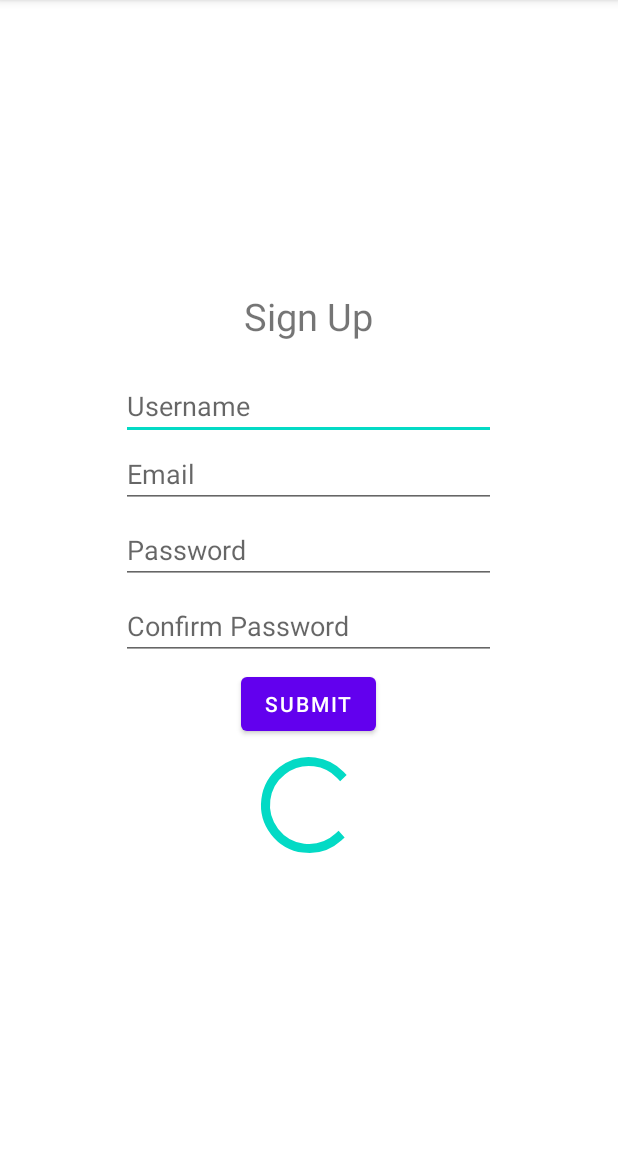
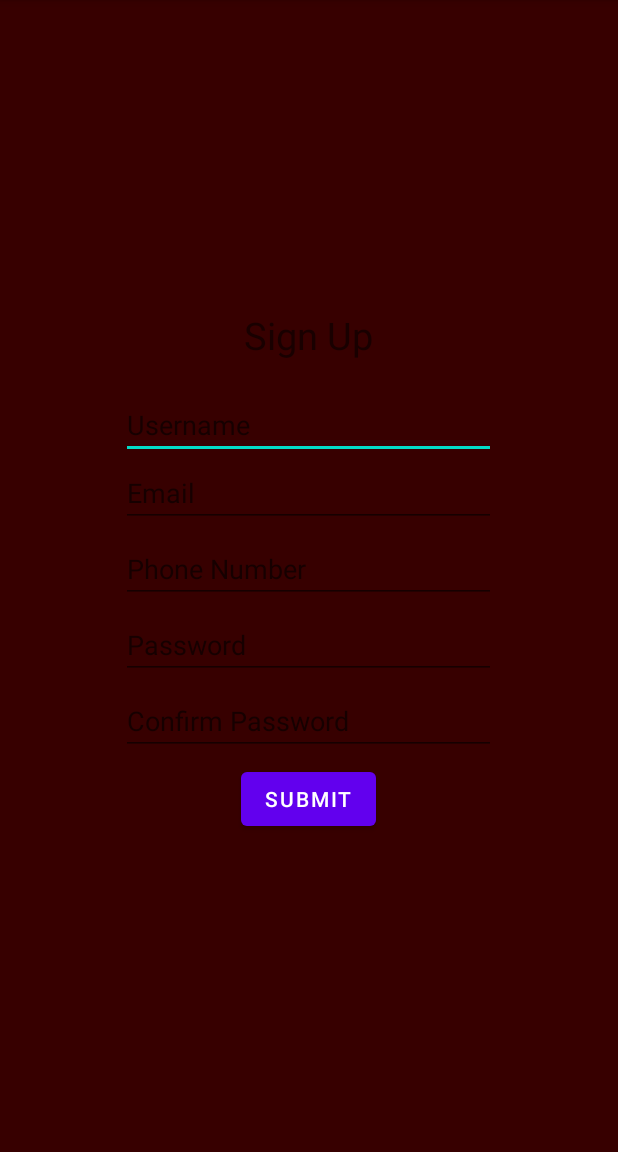
Before and after one commit to galibmahmudjim/Amenite, an Android app: the SignupActivity screen opened directly, with no data from a screen before it, on a phone screen of 412 x 824 dp, the part 84-1236 px from its top. Run offline under Robolectric (Android 15) with nearby library versions, the phone set to English and light mode, and no system bars.

Commit message:
Signup Logic

```diff
--- a/app/src/main/java/com/example/amenite/Signup/SignupActivity.java
+++ b/app/src/main/java/com/example/amenite/Signup/SignupActivity.java
@@ -2,14 +2,18 @@ package com.example.amenite.Signup;
 
 import androidx.appcompat.app.AppCompatActivity;
 
+import android.content.Intent;
 import android.os.Bundle;
 import android.view.View;
 import android.widget.Button;
 import android.widget.EditText;
+import android.widget.ProgressBar;
 import android.widget.TextView;
+import android.widget.Toast;
 
 import com.example.amenite.DBRes.DBresources;
 import com.example.amenite.R;
+import com.example.amenite.Welcome;
 
 public class SignupActivity extends AppCompatActivity {
 
@@ -21,12 +25,19 @@ public class SignupActivity extends AppCompatActivity {
         EditText signupActivityEmailEdittext = (EditText) findViewById(R.id.SignupActivityEmailEdittext);
         EditText signupActivityPasswordEdittext = (EditText) findViewById(R.id.SignupActivityPasswordEdittext);
         EditText signupActivityConfirmPasswordEdittext = (EditText) findViewById(R.id.SignupActivityConfirmPasswordEdittext);
-        findViewById(R.id.SignupSubmitButton).setOnClickListener(new View.OnClickListener() {
+        EditText signupActivityPhonenumberEdittext = (EditText)findViewById(R.id.SignupActivityPhonenumberEdittext);
+        ProgressBar signupActivityLoadingProgressBar = (ProgressBar) findViewById(R.id.SignupActivityLoadingProgressBar);
+        signupActivityLoadingProgressBar.setVisibility(View.GONE);
+        findViewById(R.id.SignupActivitySubmitButton).setOnClickListener(new View.OnClickListener() {
             @Override
             public void onClick(View view) {
-
                 try {
-                    Signup.signup(signupActivityUsernameEdittext,signupActivityEmailEdittext,signupActivityPasswordEdittext,signupActivityConfirmPasswordEdittext);
+                    Signup.signup(signupActivityUsernameEdittext,signupActivityEmailEdittext,signupActivityPhonenumberEdittext,signupActivityPasswordEdittext,signupActivityConfirmPasswordEdittext,signupActivityLoadingProgressBar);
+                 if(signupActivityUsernameEdittext.getError()==null&& signupActivityEmailEdittext.getError()==null&& signupActivityConfirmPasswordEdittext.getError()==null&&
+                 signupActivityPhonenumberEdittext.getError()==null)
+                 {
+                     startActivity(new Intent(SignupActivity.this,Welcome.class));
+                 }
                 } catch (InterruptedException e) {
                     e.printStackTrace();
                 }
--- a/app/src/main/res/layout/activity_login.xml
+++ b/app/src/main/res/layout/activity_login.xml
@@ -7,7 +7,8 @@
     android:layout_height="match_parent"
     tools:context=".Login.LoginActivity"
     android:gravity="center"
-    android:orientation="vertical">
+    android:orientation="vertical"
+    android:background="@color/brown">
     <TextView
         android:id="@+id/LoginActivityLoginTextview"
         android:layout_width="wrap_content"
--- a/app/src/main/res/layout/activity_signup.xml
+++ b/app/src/main/res/layout/activity_signup.xml
@@ -7,6 +7,7 @@
     android:layout_width="match_parent"
     android:orientation="vertical"
     android:gravity="center"
+    android:background="@color/brown"
     tools:context=".Signup.SignupActivity">
     <TextView
         android:id="@+id/SignupActivitySignupTextview"
@@ -33,37 +34,47 @@
         android:hint="Email"
         android:layout_marginBottom="5dp"
         />
+    <EditText
+        android:id="@+id/SignupActivityPhonenumberEdittext"
+        android:layout_width="250dp"
+        android:layout_height="wrap_content"
+        android:hint="Phone Number"
+        android:layout_marginBottom="5dp"
+        />
 
     <EditText
         android:id="@+id/SignupActivityPasswordEdittext"
         android:layout_width="250dp"
         android:layout_height="wrap_content"
         android:hint="Password"
+        android:inputType="textPassword"
         android:layout_marginBottom="5dp"/>
 
     <EditText
         android:id="@+id/SignupActivityConfirmPasswordEdittext"
         android:layout_width="250dp"
         android:layout_height="wrap_content"
+        android:inputType="textPassword"
         android:hint="Confirm Password"
         android:layout_marginBottom="5dp"
         />
+        />
 
     <Button
-        android:id="@+id/SignupSubmitButton"
+        android:id="@+id/SignupActivitySubmitButton"
         android:layout_width="wrap_content"
         android:layout_height="wrap_content"
         android:text="Submit"
         android:layout_marginBottom="5dp"/>
 
     <ProgressBar
-        android:id="@+id/progressBar"
+        android:id="@+id/SignupActivityLoadingProgressBar"
         style="?android:attr/progressBarStyleLarge"
         android:layout_width="wrap_content"
         android:layout_height="wrap_content"
         android:layout_centerHorizontal="true"
         android:max="3"
-        android:progress="100" />
+        />
 
 
 </LinearLayout>
--- a/app/src/main/res/layout/activity_welcome.xml
+++ b/app/src/main/res/layout/activity_welcome.xml
@@ -7,6 +7,7 @@
     android:layout_width="match_parent"
     android:orientation="vertical"
     android:gravity="center"
+    android:background="@color/brown"
     tools:context=".Welcome"
     >
 
--- a/app/src/main/res/values/colors.xml
+++ b/app/src/main/res/values/colors.xml
@@ -7,4 +7,5 @@
     <color name="teal_700">#FF018786</color>
     <color name="black">#FF000000</color>
     <color name="white">#FFFFFFFF</color>
+    <color name="brown">#FF370000</color>
 </resources>
```
Also changed, not shown: app/src/main/java/com/example/amenite/DBRes/DBresources.java (+6 -29 lines), app/src/main/java/com/example/amenite/PROFILE/Employee.java (added, +7 -0 lines), app/src/main/java/com/example/amenite/Signup/Signup.java (+90 -6 lines).
